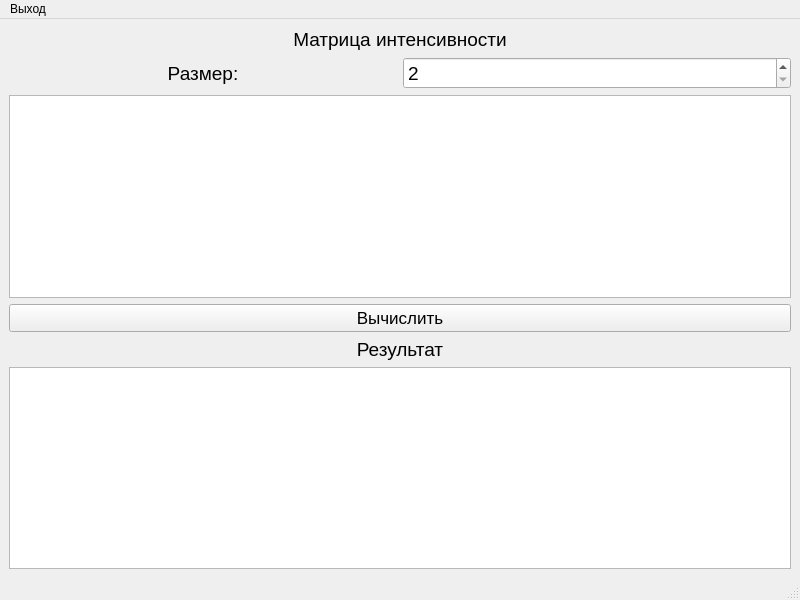
CakeForKit/modeling_7sem, file mod7_2/ui/main_window.ui: the form before one commit.
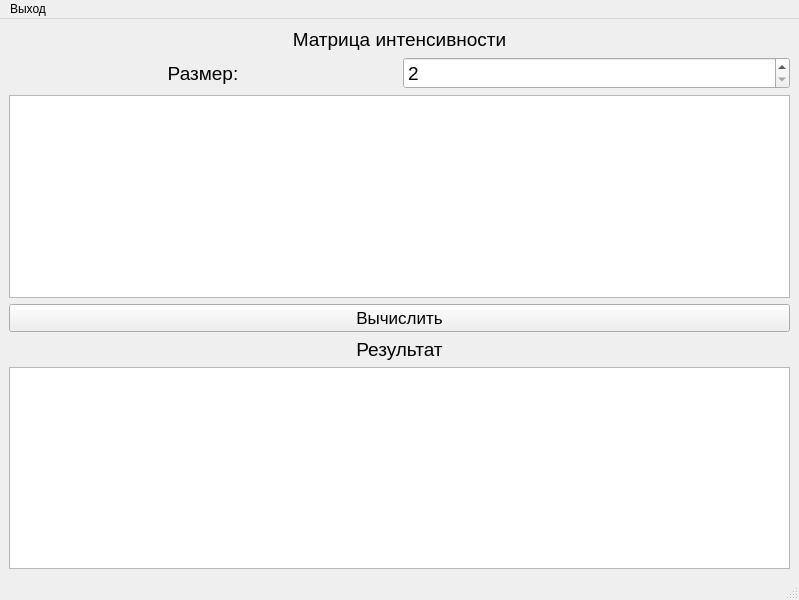
The form after the commit.

Patch:
```diff
--- a/mod7_2/ui/main_window.ui
+++ b/mod7_2/ui/main_window.ui
@@ -6,7 +6,7 @@
    <rect>
     <x>0</x>
     <y>0</y>
-    <width>800</width>
+    <width>799</width>
     <height>600</height>
    </rect>
   </property>
@@ -110,7 +110,7 @@
     <item>
      <widget class="QTableView" name="res_tab">
       <attribute name="verticalHeaderVisible">
-       <bool>true</bool>
+       <bool>false</bool>
       </attribute>
      </widget>
     </item>
@@ -121,7 +121,7 @@
     <rect>
      <x>0</x>
      <y>0</y>
-     <width>800</width>
+     <width>799</width>
      <height>22</height>
     </rect>
    </property>
```
